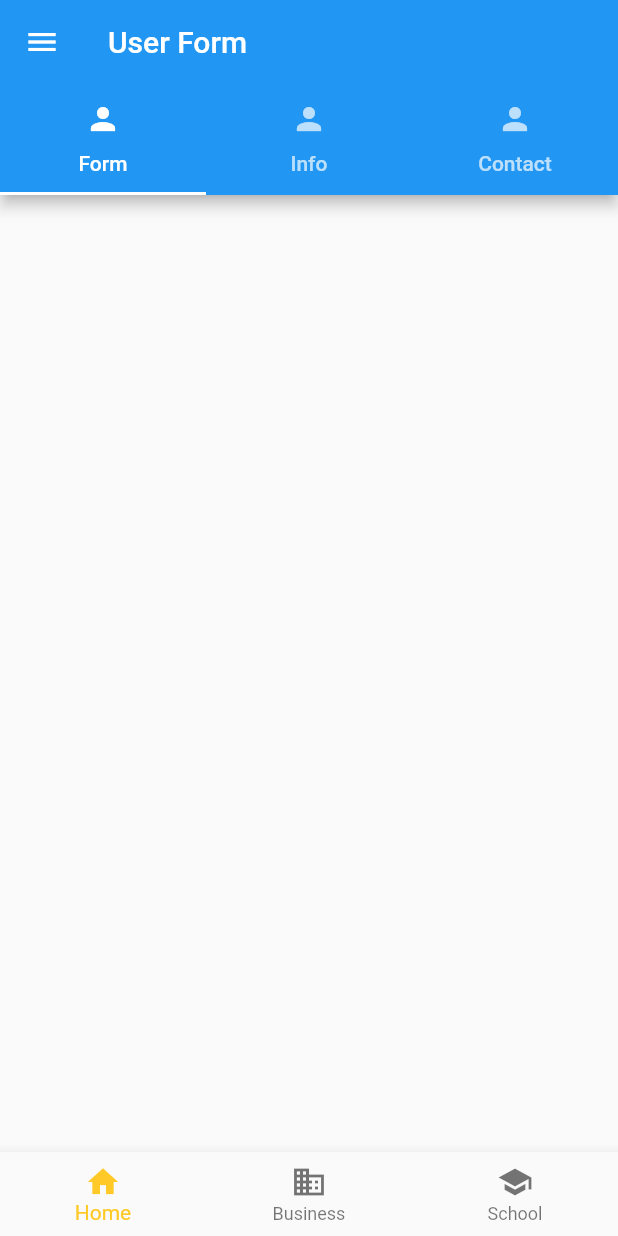
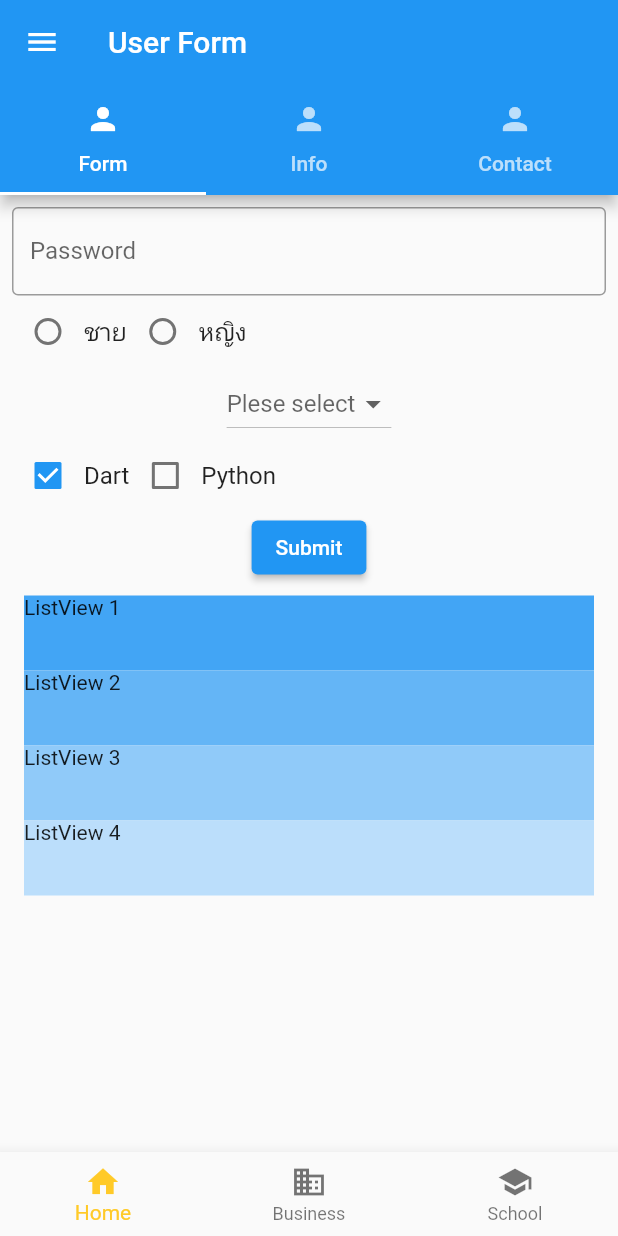
Before and after one commit to dimon-ton/flutter2, a Flutter app: the FormUI screen opened directly, on a phone screen of 412 x 824 dp. Run offline on Flutter 3.47's test engine with Material 2 defaults, Android fonts, the phone set to English and light mode, and no system bars.

Commit message:
EP.21 complete flutter ui

```diff
--- a/flutter_ui/widgetsui_android/lib/form.dart
+++ b/flutter_ui/widgetsui_android/lib/form.dart
@@ -1,3 +1,5 @@
+import 'dart:async';
+
 import 'package:flutter/material.dart';
 
 class FormUI extends StatefulWidget {
@@ -16,8 +18,22 @@ class _FormUIState extends State<FormUI> {
     });
   }
 
+  String? _radioValue;
+
+  List<String> menuList = ['menu1', 'menu2', 'menu3'];
+  String? getText;
+
+  Map<String, bool> language = {'Dart': true, 'Python': false};
+
   @override
   Widget build(BuildContext context) {
+    List<Widget> widgetBottom = [
+      buildUI(),
+      Text('Bottom tab 2'),
+      Text('Bottom tab 3'),
+      Text('Bottom tab 4'),
+    ];
+
     return DefaultTabController(
       length: 3,
       initialIndex: 0,
@@ -42,10 +58,33 @@ class _FormUIState extends State<FormUI> {
             ],
           ),
         ),
-        body: Center(
-          child: Column(
-            children: [],
-          ),
+        body: TabBarView(
+          children: [
+            // Center(
+            //   child: Padding(
+            //     padding: const EdgeInsets.all(8.0),
+            //     child: Column(
+            //       children: [
+            //         buildTextField(),
+            //         buildRadio(),
+            //         buildDropDown(),
+            //         buildCheckBox(),
+            //         buildButton(),
+            //         buildListView()
+            //       ],
+            //     ),
+            //   ),
+            // ),
+            Center(
+              child: widgetBottom.elementAt(_seletedIndex),
+            ),
+            Center(
+              child: Text('Tab2'),
+            ),
+            Center(
+              child: Text('Tab3'),
+            ),
+          ],
         ),
         bottomNavigationBar: buildBottomNavbar(),
       ),
@@ -92,4 +131,163 @@ class _FormUIState extends State<FormUI> {
       selectedItemColor: Colors.amber[400],
     );
   }
+
+  Widget buildTextField() {
+    return TextField(
+      decoration:
+          InputDecoration(border: OutlineInputBorder(), labelText: 'Password'),
+    );
+  }
+
+  Widget buildRadio() {
+    return Row(
+      children: [
+        Radio(
+            value: 'ชาย',
+            groupValue: _radioValue,
+            onChanged: (String? value) {
+              setState(() {
+                _radioValue = value;
+              });
+            }),
+        Text(
+          'ชาย',
+          style: TextStyle(fontSize: 16),
+        ),
+        Radio(
+            value: 'หญิง',
+            groupValue: _radioValue,
+            onChanged: (String? value) {
+              setState(() {
+                _radioValue = value;
+              });
+            }),
+        Text(
+          'หญิง',
+          style: TextStyle(fontSize: 16),
+        ),
+      ],
+    );
+  }
+
+  Widget buildDropDown() {
+    return DropdownButton(
+        hint: Text('Plese select'),
+        value: getText,
+        onChanged: (String? newValue) {
+          setState(() {
+            getText = newValue;
+          });
+        },
+        items: menuList.map<DropdownMenuItem<String>>((String value) {
+          return DropdownMenuItem<String>(value: value, child: Text(value));
+        }).toList());
+  }
+
+  Widget buildCheckBox() {
+    return Row(
+      children: [
+        Checkbox(
+            value: language['Dart'],
+            onChanged: (bool? value) {
+              setState(() {
+                language['Dart'] = value!;
+              });
+            }),
+        Text(
+          'Dart',
+          style: TextStyle(fontSize: 16),
+        ),
+        Checkbox(
+            value: language['Python'],
+            onChanged: (bool? value) {
+              setState(() {
+                language['Python'] = value!;
+              });
+            }),
+        Text(
+          'Python',
+          style: TextStyle(fontSize: 16),
+        ),
+      ],
+    );
+  }
+
+  Widget buildButton() {
+    return ElevatedButton(
+        onPressed: () {
+          _showDialog();
+        },
+        child: Text('Submit'));
+  }
+
+  Future<void> _showDialog() async {
+    return showDialog(
+        context: context,
+        builder: (BuildContext context) {
+          return AlertDialog(
+            title: Text('AlertDialog Title'),
+            content: SingleChildScrollView(
+              child: ListBody(
+                children: [Text('This is Alert Dialog.'), Text('กรุณากด OK')],
+              ),
+            ),
+            actions: [
+              TextButton(
+                  onPressed: () {
+                    Navigator.of(context).pop();
+                  },
+                  child: Text('OK'))
+            ],
+          );
+        });
+  }
+
+  Widget buildListView() {
+    return Expanded(
+      child: ListView(
+        padding: EdgeInsets.all(8),
+        children: [
+          Container(
+            height: 50,
+            color: Colors.blue[400],
+            child: Text('ListView 1'),
+          ),
+          Container(
+            height: 50,
+            color: Colors.blue[300],
+            child: Text('ListView 2'),
+          ),
+          Container(
+            height: 50,
+            color: Colors.blue[200],
+            child: Text('ListView 3'),
+          ),
+          Container(
+            height: 50,
+            color: Colors.blue[100],
+            child: Text('ListView 4'),
+          ),
+        ],
+      ),
+    );
+  }
+
+  Widget buildUI() {
+    return Center(
+      child: Padding(
+        padding: const EdgeInsets.all(8.0),
+        child: Column(
+          children: [
+            buildTextField(),
+            buildRadio(),
+            buildDropDown(),
+            buildCheckBox(),
+            buildButton(),
+            buildListView()
+          ],
+        ),
+      ),
+    );
+  }
 }
```
